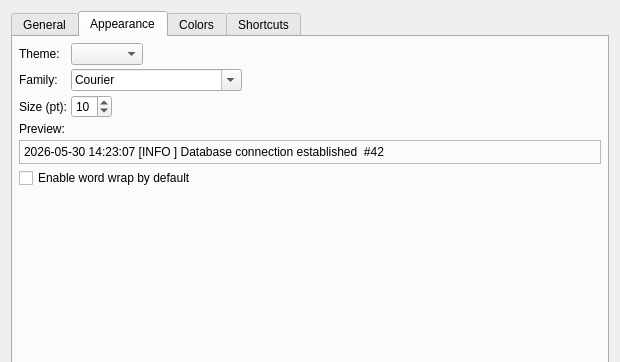
Above: src/settingsdialog.ui from scaremongr/dendrolog before the change; both pictures show x 0 to 620 and y 0 to 362 of the 620 by 600 pixel window. Below: the same form after it.
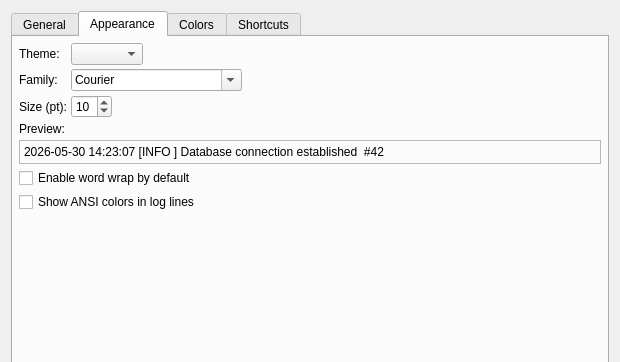
That is the form after the change. The open tabs and pages were chosen to show the change.

Commit message: F-3: ANSI-последовательности — коды сняты из текста, цвет по настройке

The edit to the form file:
```diff
--- a/src/settingsdialog.ui
+++ b/src/settingsdialog.ui
@@ -296,6 +296,16 @@
          </property>
         </widget>
        </item>
+       <item>
+        <widget class="QCheckBox" name="ansiColorsCheckBox">
+         <property name="text">
+          <string>Show ANSI colors in log lines</string>
+         </property>
+         <property name="toolTip">
+          <string>Colors written by console programs (docker logs, kubectl logs, command output). Escape codes are hidden either way; also toggled from the View menu.</string>
+         </property>
+        </widget>
+       </item>
        <item>
         <spacer name="fontSpacer">
          <property name="orientation">
```
The commit also changes 46 other files.
